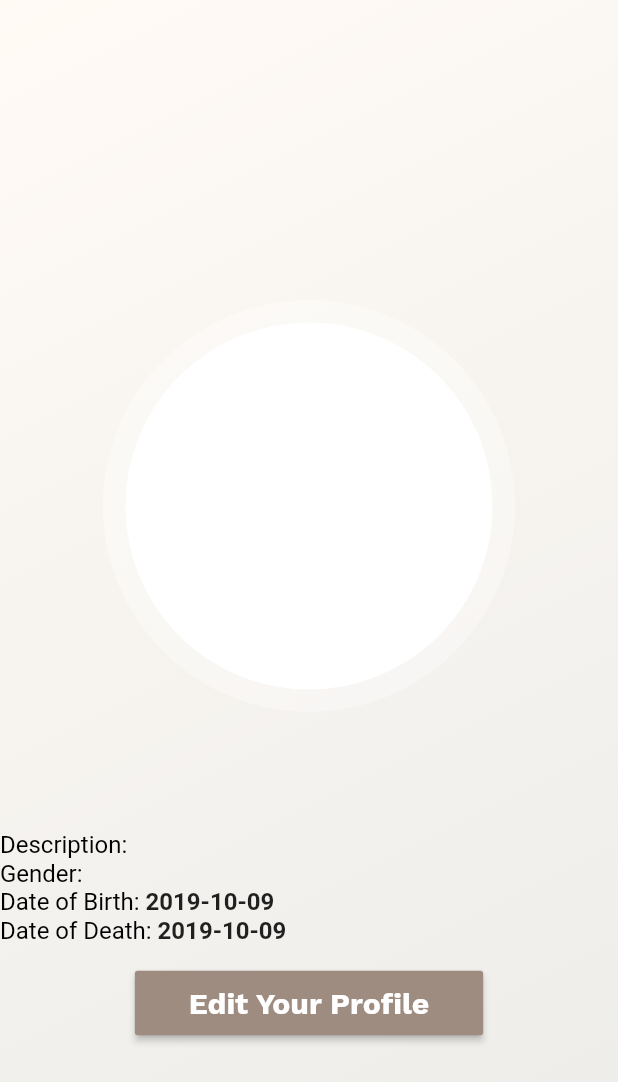
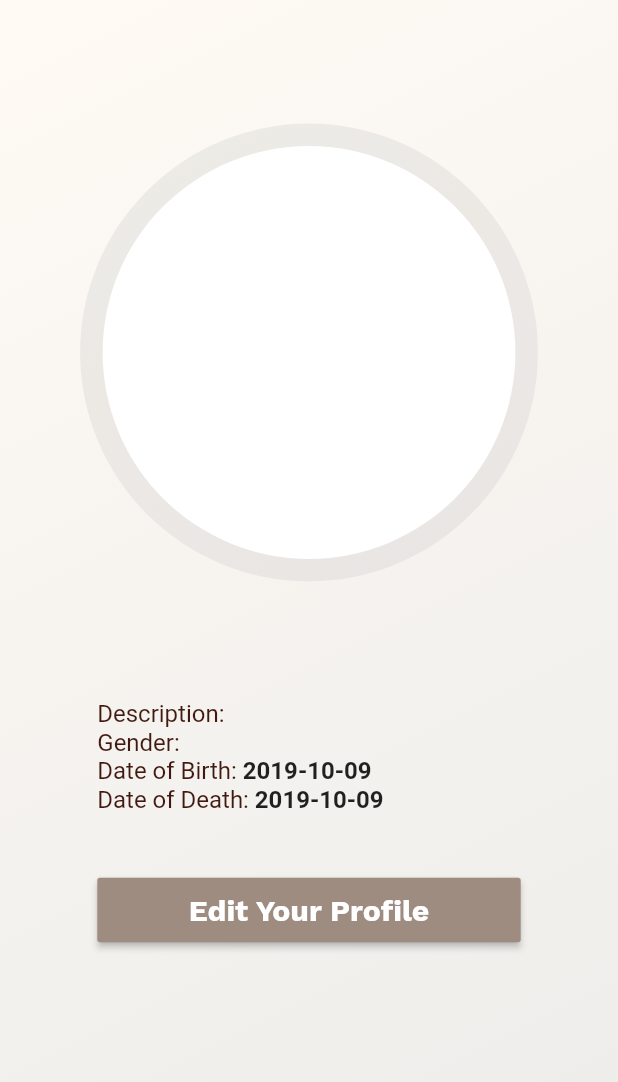
Before and after one commit to threethousandmonkeys/momento_front_end, a Flutter app: the MemberDetailPage screen opened directly with empty values, on a phone screen of 412 x 824 dp. Shown: the top 1082 px of the screen. Run offline on Flutter 3.47's test engine with Material 2 defaults, Android fonts, the phone set to English and light mode, and no system bars; drawn by our look-alikes of circular_profile_avatar; our stand-ins replace cached_network_image, carousel_slider, cloud_firestore, firebase_auth, firebase_storage, flutter_secure_storage and 3 more; missing offline and left inert: flutter_multiselect, timeline_list; accounts and stored records are empty; statements that could not run were skipped; project files that could hold a hidden picture were left out.

Commit message:
Add perfect UI

```diff
--- a/momento/lib/constants.dart
+++ b/momento/lib/constants.dart
@@ -43,3 +43,5 @@ const kBackgroundDecoration = BoxDecoration(
   end: FractionalOffset(1.0, 1.0),
   tileMode: TileMode.clamp,
 ));
+
+const kDarkRedMoranti = Color(0xFF421910);
--- a/momento/lib/screens/components/entry.dart
+++ b/momento/lib/screens/components/entry.dart
@@ -1,4 +1,6 @@
 import 'package:flutter/material.dart';
+
+import '../../constants.dart';
 
 class Entry extends StatelessWidget {
   final String title;
@@ -9,15 +11,17 @@ class Entry extends StatelessWidget {
     return Row(
       crossAxisAlignment: CrossAxisAlignment.start,
       children: <Widget>[
-        Text(title + ": ",
+        Text(
+          title + ": ",
           style: TextStyle(
-            color: Colors.black,
+            color: kDarkRedMoranti,
             fontSize: 16,
           ),
         ),
-        Text(content,
+        Text(
+          content,
           style: TextStyle(
-              fontSize: 16,
+            fontSize: 16,
             fontWeight: FontWeight.bold,
           ),
         ),
--- a/momento/lib/screens/detail_page/member_detail_page.dart
+++ b/momento/lib/screens/detail_page/member_detail_page.dart
@@ -11,20 +11,26 @@ class MemberDetailPage extends StatelessWidget {
   MemberDetailPage(this.member);
   @override
   Widget build(BuildContext context) {
+    double width = MediaQuery.of(context).size.width / 2.7;
     return Scaffold(
       body: Container(
         decoration: kBackgroundDecoration,
         child: SafeArea(
-          child: Column(
+          child: ListView(
             children: <Widget>[
               Padding(
-                padding: const EdgeInsets.only(left: 50.0, right: 50, top: 200),
+                padding: EdgeInsets.only(
+                  top: MediaQuery.of(context).size.height * 0.1,
+                ),
+                child: Align(
+                  alignment: Alignment.center,
                   child: CircularProfileAvatar(
                     member.photo,
-                  radius: MediaQuery.of(context).size.width / 3,
+                    radius: width,
                     borderWidth: 15,
-                  borderColor: Color(0x30FFFFFF),
+                    borderColor: Color(0x20BFBFBF),
                     cacheImage: true,
+                  ),
                 ),
               ),
               Center(
@@ -33,13 +39,19 @@ class MemberDetailPage extends StatelessWidget {
                   child: Text(
                     member.firstName,
                     style: TextStyle(
-                      color: Color(0xFF421910),
+                      color: kDarkRedMoranti,
                       fontSize: 50,
                       fontWeight: FontWeight.bold,
                     ),
                   ),
                 ),
               ),
+              Padding(
+                padding: EdgeInsets.symmetric(
+                  horizontal: (MediaQuery.of(context).size.width - width) * 0.25,
+                ),
+                child: Column(
+                  children: <Widget>[
                     Entry(
                       title: "Description",
                       content: member.description,
@@ -56,8 +68,14 @@ class MemberDetailPage extends StatelessWidget {
                       title: "Date of Death",
                       content: member.deathday.toString().split(' ')[0],
                     ),
+                  ],
+                ),
+              ),
               Padding(
-                padding: const EdgeInsets.only(top: 15.0),
+                padding: EdgeInsets.symmetric(
+                  vertical: 40,
+                  horizontal: (MediaQuery.of(context).size.width - width) * 0.25,
+                ),
                 child: UglyButton(
                   text: "Edit Your Profile",
                   height: 10,
```
Also changed, not shown: 2 other files. Lines whose indentation alone changed are shown as unchanged.
